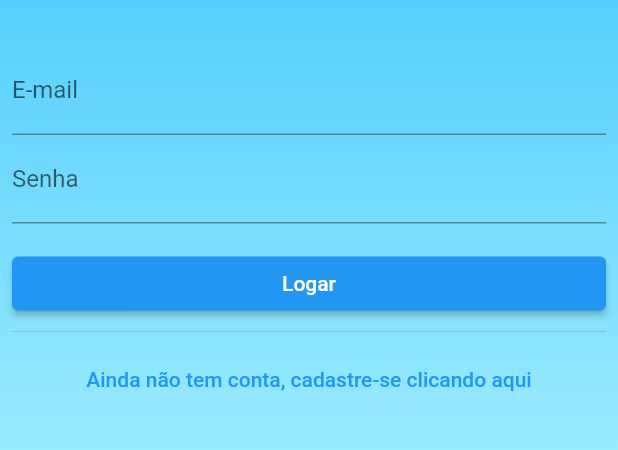
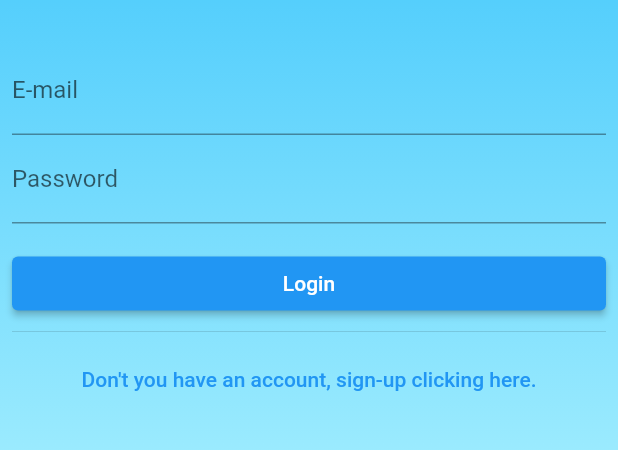
Before and after one commit to danilodequeiroz/flutter-gymapp-trail, a Flutter app: the screen it shows after launch, on a phone screen of 412 x 824 dp, the part 549-999 px from its top. Run offline on Flutter 3.47's test engine with Material 2 defaults, Android fonts, the light colour scheme and no system bars; missing offline and left inert: logging_to_logcat; generated files the repository leaves out were written again.

Commit message:
applies localized strings into ui_screen_auth.dart;

```diff
--- a/lib/l10n/app_en.arb
+++ b/lib/l10n/app_en.arb
@@ -41,9 +41,33 @@
   "deletePictureKeyLabel": "Remove photo...",
   "@deletePictureKeyLabel": {},
 
-  "howToDoKeyLabel": "How to proceed?",
+  "howToDoKeyLabel": "How do I do?",
   "@howToDoKeyLabel": {},
 
-  "howAmIFeelingKeyLabel": "How am I feeling?",
-  "@howAmIFeelingKeyLabel": {}
+  "howAmIFeelingKeyLabel": "How to proceed?",
+  "@howAmIFeelingKeyLabel": {},
+
+  "formEmailKeyLabel": "E-mail",
+  "@formEmailKeyLabel": {},
+
+  "formPasswordKeyLabel": "Password",
+  "@formPasswordKeyLabel": {},
+
+  "formConfirmPasswordKeyLabel": "Confirm password",
+  "@formConfirmPasswordKeyLabel": {},
+
+  "formNameKeyLabel": "Name",
+  "@formNameKeyLabel": {},
+
+  "formSignupKeyLabel": "Sign-up",
+  "@formSignupKeyLabel": {},
+
+  "formLoggInKeyLabel": "Login",
+  "@formLogginKeyLabel": {},
+
+  "formDontHaveAccountKeyLabel": "Don't you have an account, sign-up clicking here.",
+  "@formSingUpClickHereKeyLabel": {},
+
+  "formAlreadyHaveAccountKeyLabel": "Already have an account, click here to logg-in.",
+  "@formLoggInClickHereKeyLabel": {}
 }
--- a/lib/localization/localization.dart
+++ b/lib/localization/localization.dart
@@ -0,0 +1,6 @@
+import 'package:flutter/material.dart';
+import 'package:flutter_gen/gen_l10n/app_localizations.dart';
+
+AppLocalizations appLocalization(BuildContext context2) {
+  return AppLocalizations.of(context2);
+}
--- a/lib/ui/ui_screen_auth.dart
+++ b/lib/ui/ui_screen_auth.dart
@@ -1,6 +1,6 @@
 import 'package:flutter/material.dart';
-import 'package:flutter_gen/gen_l10n/app_localizations.dart';
 import 'package:flutter_gymapp/_common/colors.dart';
+import '../localization/localization.dart';
 
 class ScreenAuth extends StatefulWidget {
   const ScreenAuth({super.key});
@@ -39,7 +39,7 @@ class _ScreenAuthState extends State<ScreenAuth> {
                           height: 128,
                         ),
                         Text(
-                          AppLocalizations.of(context).appTitle,
+                          appLocalization(context).appTitle,
                           textAlign: TextAlign.center,
                           style: const TextStyle(
                               fontSize: 48,
@@ -50,11 +50,11 @@ class _ScreenAuthState extends State<ScreenAuth> {
                           height: 32,
                         ),
                         TextFormField(
-                          decoration: const InputDecoration(label: Text("E-mail")),
+                          decoration: InputDecoration(label: Text(appLocalization(context).formEmailKeyLabel)),
                         ),
                         TextFormField(
                           obscureText: true,
-                          decoration: const InputDecoration(label: Text("Senha")),
+                          decoration: InputDecoration(label: Text(appLocalization(context).formPasswordKeyLabel)),
                         ),
                         Visibility(
                             visible: !requireLoggin,
@@ -63,11 +63,11 @@ class _ScreenAuthState extends State<ScreenAuth> {
                                 TextFormField(
                                   obscureText: true,
                                   decoration:
-                                  const InputDecoration(label: Text("Confirmar senha")),
+                                  InputDecoration(label: Text(appLocalization(context).formConfirmPasswordKeyLabel)),
                                 ),
                                 TextFormField(
                                   decoration:
-                                  const InputDecoration(label: Text("Nome")),
+                                  InputDecoration(label: Text(appLocalization(context).formNameKeyLabel)),
                                 )
                               ],
                             )),
@@ -78,15 +78,17 @@ class _ScreenAuthState extends State<ScreenAuth> {
                             onPressed: () {
                               debugPrint("Clicked Loggin");
                             },
-                            child: Text((requireLoggin) ? "Logar" : "Cadastrar")),
+                            child: Text((requireLoggin)
+                                ? appLocalization(context).formLoggInKeyLabel
+                                : appLocalization(context).formSignupKeyLabel)),
                         const Divider(),
                         TextButton(
                             onPressed: () {
                               chooseBetweenLogginAndSignUpAndSetState();
                             },
                             child: Text((requireLoggin)
-                                ? "Ainda não tem conta, cadastre-se clicando aqui"
-                                : "Já tem conta, logue-se clicando aqui")),
+                                ? appLocalization(context).formDontHaveAccountKeyLabel
+                                : appLocalization(context).formAlreadyHaveAccountKeyLabel)),
                       ]),
                 ),
               ),
```
Also changed, not shown: lib/l10n/app_pt.arb (+25 -1 lines).
